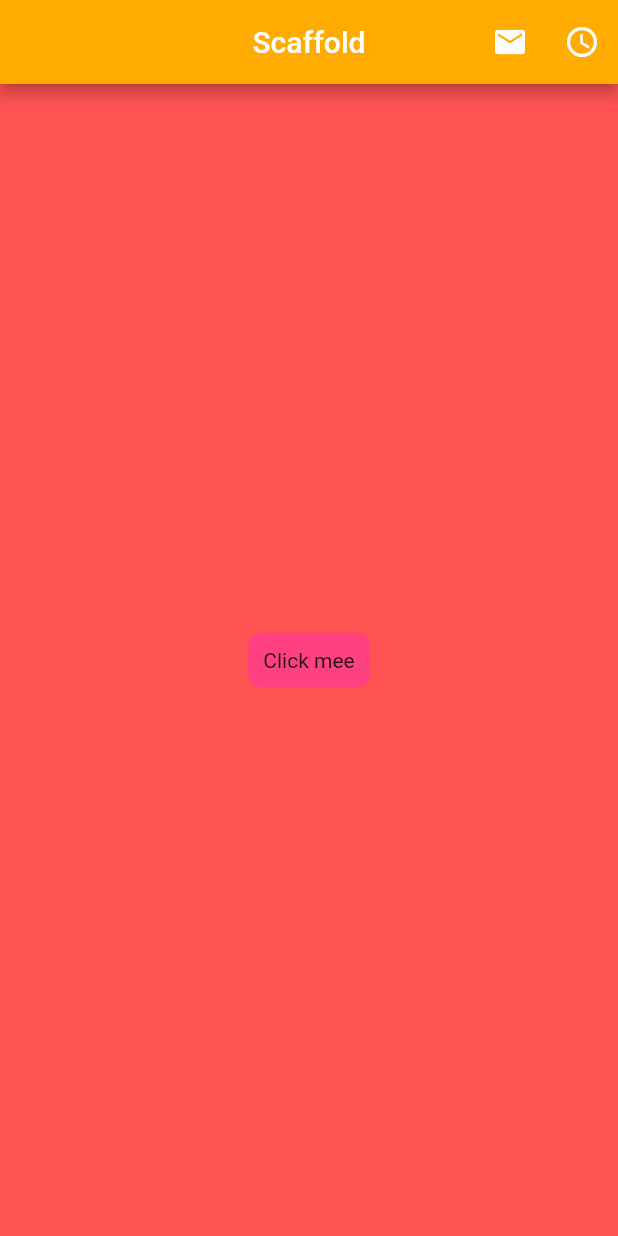
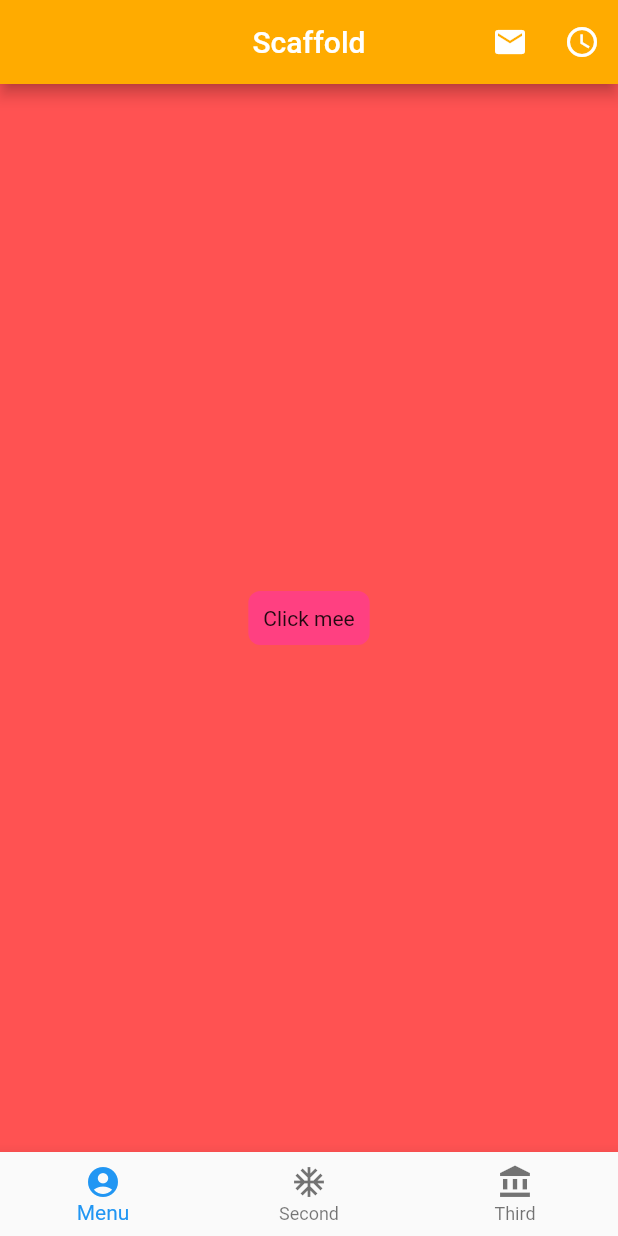
Before and after one commit to bedezub/flutter-hello-world, a Flutter app: the screen it shows after launch, on a phone screen of 412 x 824 dp. Run offline on Flutter 3.47's test engine with Material 2 defaults, Android fonts, the phone set to English and light mode, and no system bars.

Commit message:
Bottom navigation bar

```diff
--- a/lib/ui/home.dart
+++ b/lib/ui/home.dart
@@ -24,6 +24,14 @@ class ScaffoldExample extends StatelessWidget {
           )
         ],
       ),
+
+      bottomNavigationBar: BottomNavigationBar(items: [
+        BottomNavigationBarItem(icon: Icon(Icons.account_circle), title: Text("Menu")),
+        BottomNavigationBarItem(icon: Icon(Icons.ac_unit), title: Text("Second")),
+        BottomNavigationBarItem(icon: Icon(Icons.account_balance), title: Text("Third")),
+      ],  onTap: (int index) => debugPrint("Tapped index: $index"),
+      ),
+
       backgroundColor: Colors.redAccent,
       body: Container(
           alignment: Alignment.center,
```
